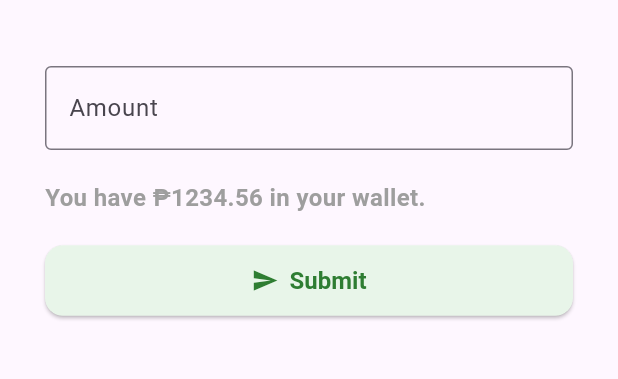
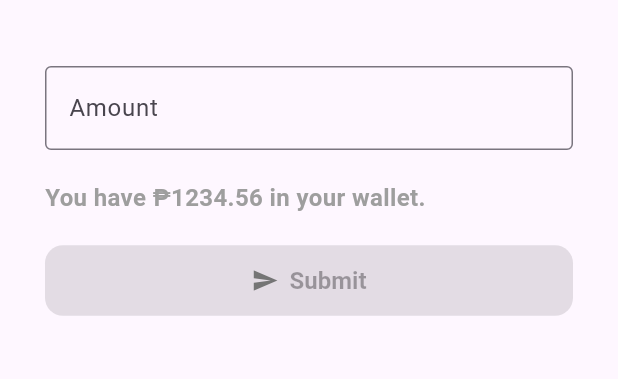
Before and after one commit to repolyo/sendmoney, a Flutter app: the SendMoneyScreen screen opened by its route, on a phone screen of 412 x 824 dp, the part 63-442 px from its top. Run offline on Flutter 3.47's test engine with Material 3 defaults, Android fonts, the phone set to English and light mode, and no system bars; our stand-ins replace flutter_bloc.

Commit message:
send: Amount validation
Check for valid amount and only enable submit button
if it's valid.

```diff
--- a/lib/screens/send_screen.dart
+++ b/lib/screens/send_screen.dart
@@ -14,10 +14,32 @@ class SendMoneyScreen extends StatefulWidget {
 
 class _SendMoneyScreenState extends State<SendMoneyScreen> {
   final TextEditingController _amountController = TextEditingController();
+  bool _isAmountValid = false;
+  String? _errorText;
 
   @override
   void initState() {
     super.initState();
+    _amountController.addListener(_validateAmount);
+  }
+
+  void _validateAmount() {
+    final value = _amountController.text.trim();
+    final amount = double.tryParse(value);
+    String? error;
+    bool isValid = false;
+
+    if (amount == null || amount <= 0) {
+      error = 'Enter a valid amount greater than 0';
+    } else {
+      isValid = true;
+    }
+
+    setState(() {
+      // Enable/Disable the submit button if the amount is valid or not
+      _isAmountValid = isValid;
+      _errorText = error;
+    });
   }
 
   @override
@@ -37,9 +59,10 @@ class _SendMoneyScreenState extends State<SendMoneyScreen> {
           children: [
             TextField(
               controller: _amountController,
-              decoration: const InputDecoration(
+              decoration: InputDecoration(
                 labelText: 'Amount',
                 hintText: 'Enter amount to send',
+                errorText: _errorText,
                 border: OutlineInputBorder(),
               ),
               keyboardType: TextInputType.numberWithOptions(decimal: true),
@@ -60,6 +83,7 @@ class _SendMoneyScreenState extends State<SendMoneyScreen> {
               child: AppButton(
                 label: 'Submit',
                 icon: Icons.send,
+                disabled: !_isAmountValid,
                 onPressed: () {
                   // Handle send money logic
                 },
--- a/lib/widget/app_button.dart
+++ b/lib/widget/app_button.dart
@@ -4,29 +4,42 @@ class AppButton extends StatelessWidget {
   final String label;
   final IconData? icon;
   final VoidCallback onPressed;
-  final Color? foregroundColor = Colors.green[800]; // Dark green text/icon
-  final Color? backgroundColor = Colors.green[50]; // Very light green
+  final bool disabled;
+  final Color foregroundColor;
+  final Color backgroundColor;
+  final Color disabledBg = Colors.grey.shade300;
+  final Color disabledFg = Colors.grey.shade600;
 
   AppButton({
     super.key,
     required this.label,
     required this.onPressed,
+    this.disabled = false,
     this.icon,
+    this.foregroundColor = const Color(0xFF1B5E20), // Dark green text/icon
+    this.backgroundColor = const Color(0xFFE8F5E9), // Very light green
   });
 
   @override
   Widget build(BuildContext context) {
+    final action = disabled ? null : onPressed;
+    final isEnabled = action != null;
+
     return ElevatedButton.icon(
       label: Text(label),
-      icon: icon != null ? Icon(icon, color: foregroundColor) : null,
+      icon:
+          icon != null
+              ? Icon(icon, color: isEnabled ? foregroundColor : disabledFg)
+              : null,
       style: ElevatedButton.styleFrom(
-        backgroundColor: backgroundColor,
-        foregroundColor: foregroundColor,
+        backgroundColor: isEnabled ? backgroundColor : disabledBg,
+        foregroundColor: isEnabled ? foregroundColor : disabledFg,
         padding: EdgeInsets.symmetric(horizontal: 20, vertical: 14),
         textStyle: TextStyle(fontSize: 16, fontWeight: FontWeight.bold),
         shape: RoundedRectangleBorder(borderRadius: BorderRadius.circular(12)),
+        elevation: isEnabled ? 2 : 0,
       ),
-      onPressed: onPressed,
+      onPressed: action,
     );
   }
 }
```
